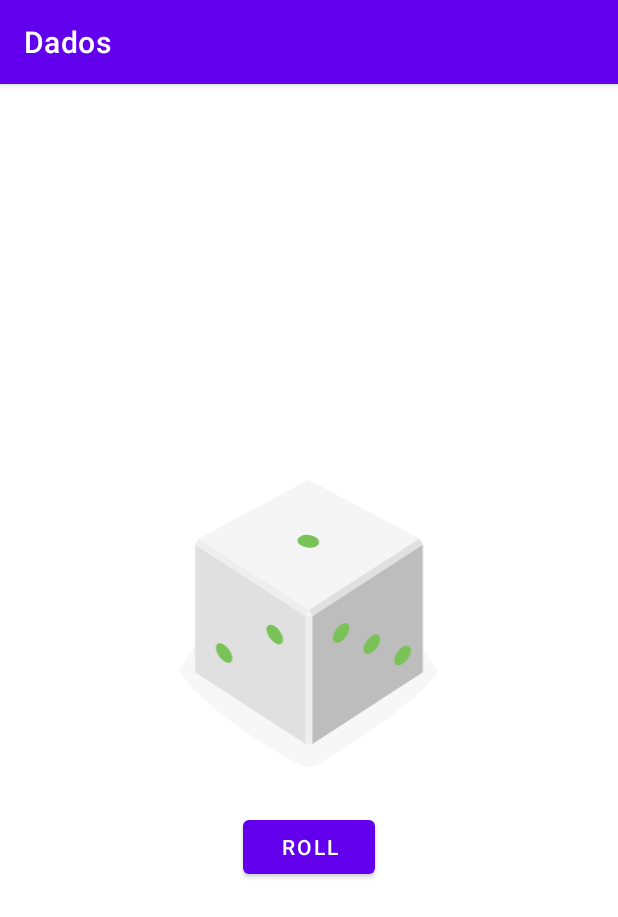
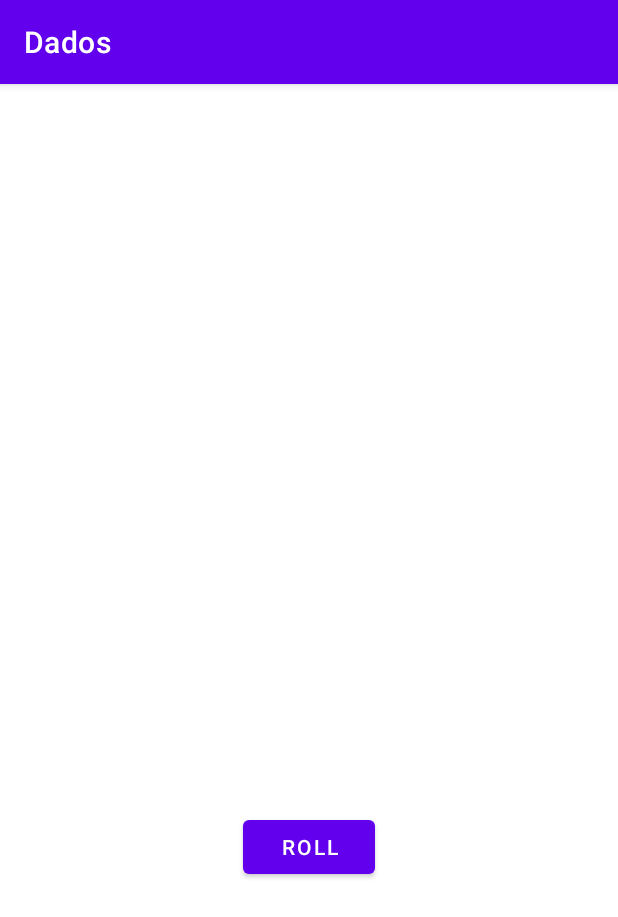
Before and after one commit to RDias1223/Dados, an Android app: the screen it shows after launch (MainActivity), on a phone screen of 412 x 824 dp. Shown: the top 917 px of the screen. Run offline under Robolectric (Android 15) with nearby library versions, the phone set to English and light mode, and no system bars.

```diff
--- a/app/src/main/java/com/example/dados/MainActivity.kt
+++ b/app/src/main/java/com/example/dados/MainActivity.kt
@@ -10,6 +10,7 @@ import kotlin.random.Random
 import kotlin.random.nextInt
 
 class MainActivity : AppCompatActivity() {
+    lateinit var mostrarDados:ImageView
     override fun onCreate(savedInstanceState: Bundle?) {
         super.onCreate(savedInstanceState)
         setContentView(R.layout.activity_main)
@@ -17,13 +18,11 @@ class MainActivity : AppCompatActivity() {
         rollButton.setOnClickListener{
             girarDado()
         }
-
+        mostrarDados= findViewById(R.id.Dados_imagens)
     }
 
     private fun girarDado() {
-        val mostrarDados:ImageView= findViewById(R.id.Dados_imagens)
-
-        val randomInt=Random.nextInt(6)+1
+         val randomInt=Random.nextInt(6)+1
 
         val resultadoDrawable =when(randomInt){
             1->R.drawable.dice_1
--- a/app/src/main/res/layout/activity_main.xml
+++ b/app/src/main/res/layout/activity_main.xml
@@ -12,7 +12,8 @@
         android:layout_width="218dp"
         android:layout_height="wrap_content"
         android:layout_gravity="center_horizontal"
-        android:src="@drawable/dice_1"
+        android:src="@drawable/empty_dice"
+        tools:src="@drawable/dice_1"
         />
     <Button
         android:id="@+id/roll_Button"
```
